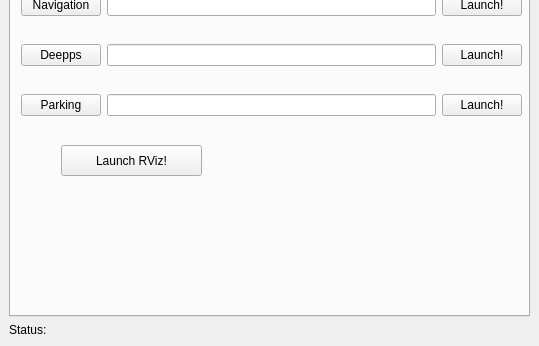
JingruiYu/rqt_state_machine, file src/rqt_state_machine/state_machine_controller.ui: the form before one commit; both pictures show x 0 to 539 and y 280 to 626 of the 539 by 626 pixel window.
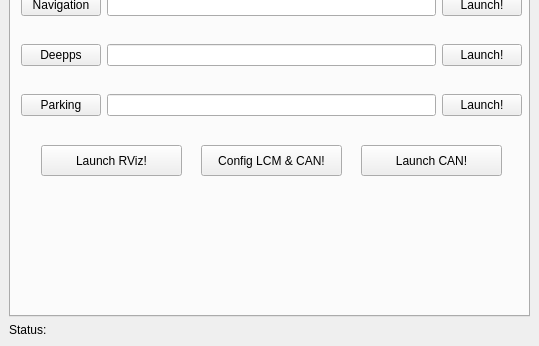
The form after the commit.

Commit message: add buttons to config lcm & CAN, and launch PlanP2P application

Diff of the .ui file:
```diff
--- a/src/rqt_state_machine/state_machine_controller.ui
+++ b/src/rqt_state_machine/state_machine_controller.ui
@@ -259,7 +259,7 @@
          <widget class="QPushButton" name="launchRviz">
           <property name="geometry">
            <rect>
-            <x>50</x>
+            <x>30</x>
             <y>390</y>
             <width>141</width>
             <height>31</height>
@@ -269,6 +269,32 @@
            <string>Launch RViz!</string>
           </property>
          </widget>
+         <widget class="QPushButton" name="launchCAN">
+          <property name="geometry">
+           <rect>
+            <x>350</x>
+            <y>390</y>
+            <width>141</width>
+            <height>31</height>
+           </rect>
+          </property>
+          <property name="text">
+           <string>Launch CAN!</string>
+          </property>
+         </widget>
+         <widget class="QPushButton" name="configLcmCAN">
+          <property name="geometry">
+           <rect>
+            <x>190</x>
+            <y>390</y>
+            <width>141</width>
+            <height>31</height>
+           </rect>
+          </property>
+          <property name="text">
+           <string>Config LCM &amp;&amp; CAN!</string>
+          </property>
+         </widget>
         </widget>
         <widget class="QWidget" name="tabSlam">
          <attribute name="title">
```
The commit also changes 2 other files.
